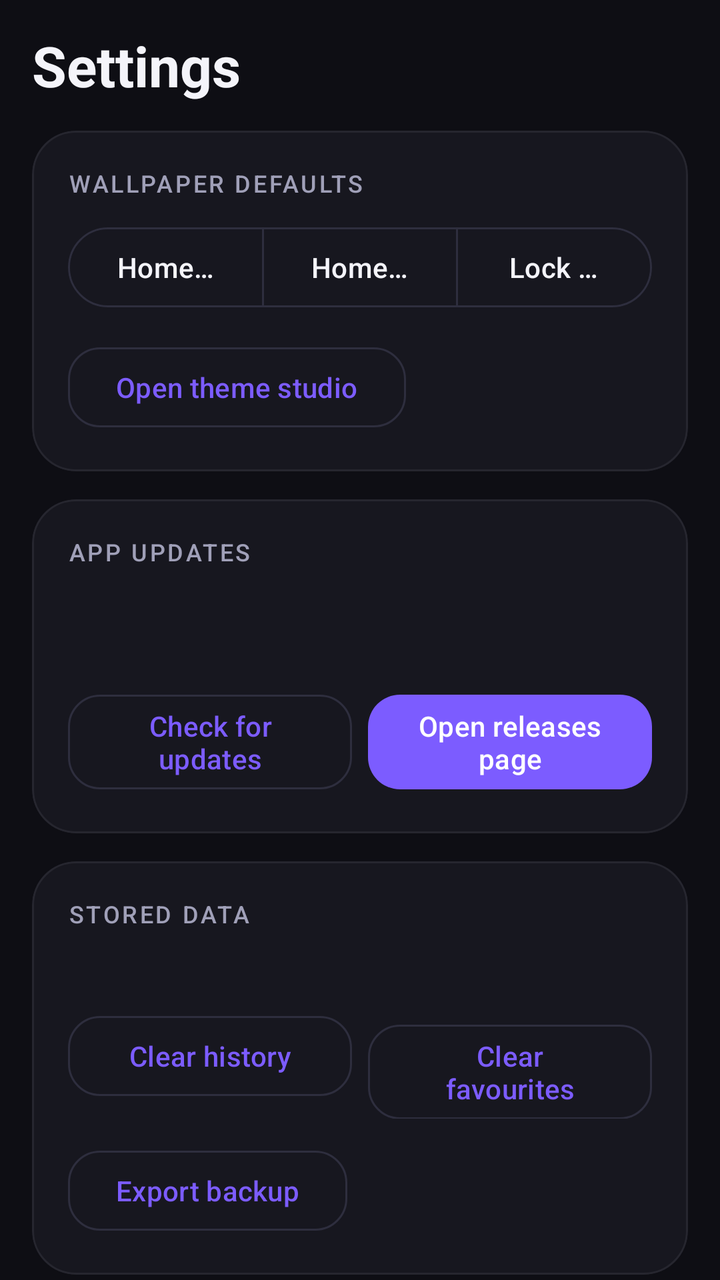
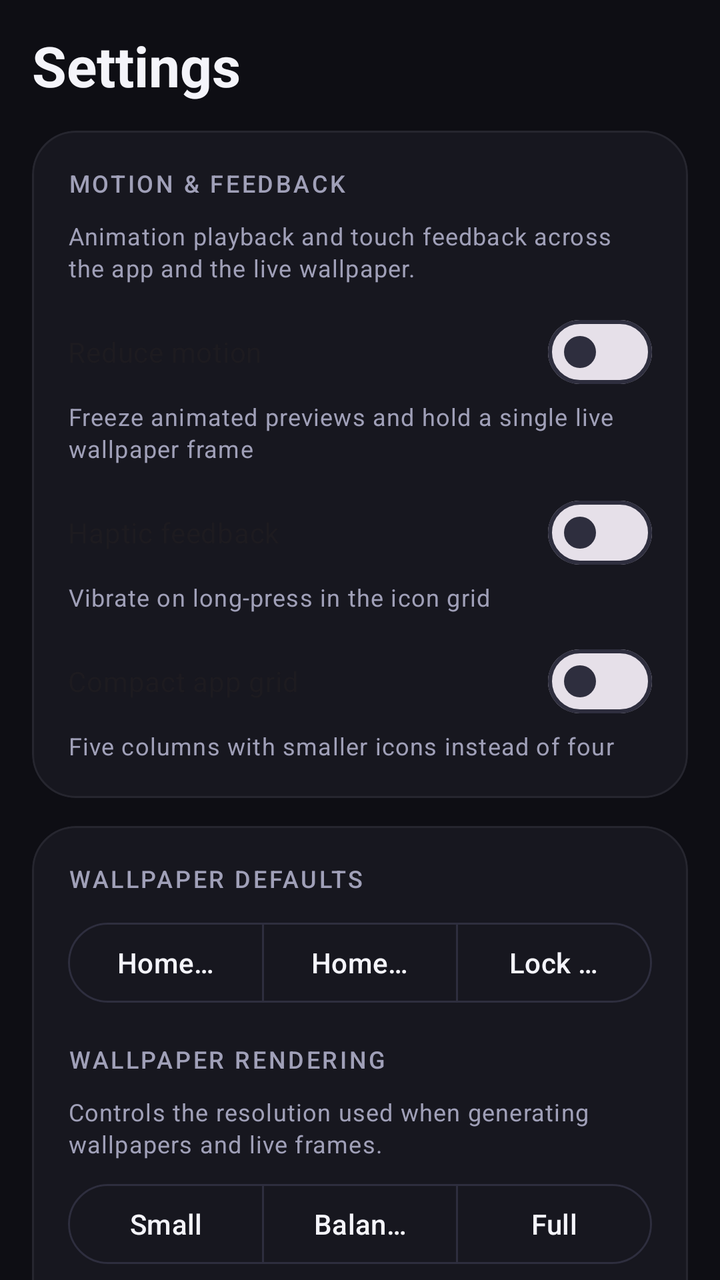

An Android layout rendered at two revisions. The XML below is the earlier revision; the diff shows what the commit changed to produce the second picture.
<!-- AndroidManifest.xml: application theme Theme.Fly.Dark -->
<!-- res/layout/fragment_settings.xml -->
<?xml version="1.0" encoding="utf-8"?>
<androidx.core.widget.NestedScrollView xmlns:android="http://schemas.android.com/apk/res/android"
    xmlns:app="http://schemas.android.com/apk/res-auto"
    android:layout_width="match_parent"
    android:layout_height="match_parent"
    android:clipToPadding="false"
    android:paddingLeft="16dp"
    android:paddingTop="8dp"
    android:paddingRight="16dp"
    android:paddingBottom="16dp">

    <LinearLayout
        android:layout_width="match_parent"
        android:layout_height="wrap_content"
        android:orientation="vertical">

        <TextView
            style="@style/Fly.Hero"
            android:text="@string/settings_title" />

        <com.google.android.material.card.MaterialCardView
            style="@style/Fly.Card"
            android:layout_marginTop="14dp">

            <LinearLayout
                android:layout_width="match_parent"
                android:layout_height="wrap_content"
                android:orientation="vertical"
                android:padding="18dp">

                <TextView
                    style="@style/Fly.Section"
                    android:text="@string/settings_wallpaper" />

                <com.google.android.material.button.MaterialButtonToggleGroup
                    android:id="@+id/settingsTargetGroup"
                    android:layout_width="match_parent"
                    android:layout_height="wrap_content"
                    app:selectionRequired="true"
                    app:singleSelection="true">

                    <com.google.android.material.button.MaterialButton
                        android:id="@+id/btnTargetBothSettings"
                        style="?attr/materialButtonOutlinedStyle"
                        android:layout_width="0dp"
                        android:layout_height="wrap_content"
                        android:layout_weight="1"
                        android:text="@string/target_both" />

                    <com.google.android.material.button.MaterialButton
                        android:id="@+id/btnTargetHomeSettings"
                        style="?attr/materialButtonOutlinedStyle"
                        android:layout_width="0dp"
                        android:layout_height="wrap_content"
                        android:layout_weight="1"
                        android:text="@string/target_home" />

                    <com.google.android.material.button.MaterialButton
                        android:id="@+id/btnTargetLockSettings"
                        style="?attr/materialButtonOutlinedStyle"
                        android:layout_width="0dp"
                        android:layout_height="wrap_content"
                        android:layout_weight="1"
                        android:text="@string/target_lock" />
                </com.google.android.material.button.MaterialButtonToggleGroup>

                <com.google.android.material.button.MaterialButton
                    android:id="@+id/btnOpenThemes"
                    style="@style/Fly.OutlinedButton"
                    android:layout_marginTop="12dp"
                    android:text="@string/btn_open_themes" />
            </LinearLayout>
        </com.google.android.material.card.MaterialCardView>

        <com.google.android.material.card.MaterialCardView style="@style/Fly.Card">

            <LinearLayout
                android:layout_width="match_parent"
                android:layout_height="wrap_content"
                android:orientation="vertical"
                android:padding="18dp">

                <TextView
                    style="@style/Fly.Section"
                    android:text="@string/settings_updates" />

                <TextView
                    android:id="@+id/txtUpdateStatus"
                    style="@style/Fly.Body" />

                <TextView
                    android:id="@+id/txtCurrentBuild"
                    style="@style/Fly.Caption"
                    android:layout_marginTop="4dp" />

                <ProgressBar
                    android:id="@+id/progressUpdate"
                    android:layout_width="24dp"
                    android:layout_height="24dp"
                    android:layout_marginTop="8dp"
                    android:indeterminateTint="?attr/colorPrimary"
                    android:visibility="gone" />

                <LinearLayout
                    android:layout_width="match_parent"
                    android:layout_height="wrap_content"
                    android:layout_marginTop="10dp"
                    android:orientation="horizontal">

                    <com.google.android.material.button.MaterialButton
                        android:id="@+id/btnCheckUpdates"
                        style="@style/Fly.OutlinedButton"
                        android:layout_width="0dp"
                        android:layout_weight="1"
                        android:text="@string/update_check_button" />

                    <com.google.android.material.button.MaterialButton
                        android:id="@+id/btnOpenRelease"
                        style="@style/Fly.PrimaryButton"
                        android:layout_width="0dp"
                        android:layout_marginStart="8dp"
                        android:layout_weight="1"
                        android:text="@string/update_open_releases" />
                </LinearLayout>
            </LinearLayout>
        </com.google.android.material.card.MaterialCardView>

        <com.google.android.material.card.MaterialCardView style="@style/Fly.Card">

            <LinearLayout
                android:layout_width="match_parent"
                android:layout_height="wrap_content"
                android:orientation="vertical"
                android:padding="18dp">

                <TextView
                    style="@style/Fly.Section"
                    android:text="@string/settings_data" />

                <TextView
                    android:id="@+id/txtDataSummary"
                    style="@style/Fly.Body" />

                <LinearLayout
                    android:layout_width="match_parent"
                    android:layout_height="wrap_content"
                    android:layout_marginTop="10dp"
                    android:orientation="horizontal">

                    <com.google.android.material.button.MaterialButton
                        android:id="@+id/btnClearHistory"
                        style="@style/Fly.OutlinedButton"
                        android:layout_width="0dp"
                        android:layout_weight="1"
                        android:text="@string/btn_clear_history" />

                    <com.google.android.material.button.MaterialButton
                        android:id="@+id/btnClearFavorites"
                        style="@style/Fly.OutlinedButton"
                        android:layout_width="0dp"
                        android:layout_marginStart="8dp"
                        android:layout_weight="1"
                        android:text="@string/btn_clear_favorites" />
                </LinearLayout>

                <com.google.android.material.button.MaterialButton
                    android:id="@+id/btnExportBackup"
                    style="@style/Fly.OutlinedButton"
                    android:layout_marginTop="12dp"
                    android:text="@string/backup_export" />
            </LinearLayout>
        </com.google.android.material.card.MaterialCardView>

        <com.google.android.material.card.MaterialCardView style="@style/Fly.Card">

            <LinearLayout
                android:layout_width="match_parent"
                android:layout_height="wrap_content"
                android:orientation="vertical"
                android:padding="18dp">

                <TextView
                    style="@style/Fly.Section"
                    android:text="@string/settings_about" />

                <TextView
                    android:id="@+id/txtVersion"
                    style="@style/Fly.Row" />

                <TextView
                    android:id="@+id/txtNativeVersion"
                    style="@style/Fly.Row" />

                <TextView
                    style="@style/Fly.Body"
                    android:layout_marginTop="8dp"
                    android:text="@string/about_body" />
            </LinearLayout>
        </com.google.android.material.card.MaterialCardView>

    </LinearLayout>
</androidx.core.widget.NestedScrollView>
<!-- resources referenced by this layout -->
<resources>
  <string name="about_body">Fly is a Kotlin, Java, XML, SQLite and C/C++ Android customization studio. All wallpapers are generated on device by libflycore.so — nothing is downloaded and no mock data is used.</string>
  <string name="backup_export">Export backup</string>
  <string name="btn_clear_favorites">Clear favourites</string>
  <string name="btn_clear_history">Clear history</string>
  <string name="btn_open_themes">Open theme studio</string>
  <string name="settings_about">About</string>
  <string name="settings_data">Stored data</string>
  <string name="settings_title">Settings</string>
  <string name="settings_updates">App updates</string>
  <string name="settings_wallpaper">Wallpaper defaults</string>
  <string name="target_both">Home + lock</string>
  <string name="target_home">Home screen</string>
  <string name="target_lock">Lock screen</string>
  <string name="update_check_button">Check for updates</string>
  <string name="update_open_releases">Open releases page</string>
  <style name="Fly.Caption" parent="TextAppearance.Material3.BodySmall">
          <item name="android:layout_width">wrap_content</item>
          <item name="android:layout_height">wrap_content</item>
          <item name="android:textColor">?attr/colorOnSurfaceVariant</item>
      </style>
  <style name="Fly.OutlinedButton" parent="Widget.Material3.Button.OutlinedButton">
          <item name="android:layout_width">wrap_content</item>
          <item name="android:layout_height">wrap_content</item>
          <item name="cornerRadius">16dp</item>
      </style>
  <style name="Fly.PrimaryButton" parent="Widget.Material3.Button">
          <item name="android:layout_width">wrap_content</item>
          <item name="android:layout_height">wrap_content</item>
          <item name="cornerRadius">16dp</item>
      </style>
  <color name="surface_dark">#0E0E14</color>
  <color name="surface_container_dark">#17171F</color>
  <color name="surface_container_high_dark">#1F1F2A</color>
  <color name="surface_variant_dark">#232330</color>
  <color name="on_surface_dark">#F4F4FA</color>
  <color name="on_surface_variant_dark">#A0A0B8</color>
  <color name="outline_dark">#2E2E3E</color>
  <color name="outline_variant_dark">#26262F</color>
  <color name="fly_brand">#7C5CFF</color>
  <color name="accent_on">#FFFFFF</color>
  <!-- unchanged entries left out for length: 7 -->
</resources>

<!-- the commit's change to res/layout/fragment_settings.xml (unified diff, before → after) -->
@@ -30,6 +30,57 @@
 
                 <TextView
                     style="@style/Fly.Section"
+                    android:text="@string/settings_motion" />
+
+                <TextView
+                    style="@style/Fly.Caption"
+                    android:text="@string/settings_motion_hint" />
+
+                <com.google.android.material.materialswitch.MaterialSwitch
+                    android:id="@+id/switchReduceMotion"
+                    android:layout_width="match_parent"
+                    android:layout_height="wrap_content"
+                    android:layout_marginTop="10dp"
+                    android:text="@string/motion_reduce" />
+
+                <TextView
+                    style="@style/Fly.Caption"
+                    android:text="@string/motion_reduce_hint" />
+
+                <com.google.android.material.materialswitch.MaterialSwitch
+                    android:id="@+id/switchHaptics"
+                    android:layout_width="match_parent"
+                    android:layout_height="wrap_content"
+                    android:layout_marginTop="10dp"
+                    android:text="@string/haptics" />
+
+                <TextView
+                    style="@style/Fly.Caption"
+                    android:text="@string/haptics_hint" />
+
+                <com.google.android.material.materialswitch.MaterialSwitch
+                    android:id="@+id/switchCompact"
+                    android:layout_width="match_parent"
+                    android:layout_height="wrap_content"
+                    android:layout_marginTop="10dp"
+                    android:text="@string/compact_grid" />
+
+                <TextView
+                    style="@style/Fly.Caption"
+                    android:text="@string/compact_grid_hint" />
+            </LinearLayout>
+        </com.google.android.material.card.MaterialCardView>
+
+        <com.google.android.material.card.MaterialCardView style="@style/Fly.Card">
+
+            <LinearLayout
+                android:layout_width="match_parent"
+                android:layout_height="wrap_content"
+                android:orientation="vertical"
+                android:padding="18dp">
+
+                <TextView
+                    style="@style/Fly.Section"
                     android:text="@string/settings_wallpaper" />
 
                 <com.google.android.material.button.MaterialButtonToggleGroup
@@ -62,12 +113,92 @@
                         android:layout_height="wrap_content"
                         android:layout_weight="1"
                         android:text="@string/target_lock" />
+                </com.google.android.material.button.MaterialButtonToggleGroup>
+
+                <TextView
+                    style="@style/Fly.Section"
+                    android:layout_marginTop="16dp"
+                    android:text="@string/settings_wallpaper_quality" />
+
+                <TextView
+                    style="@style/Fly.Caption"
+                    android:text="@string/settings_wallpaper_quality_hint" />
+
+                <com.google.android.material.button.MaterialButtonToggleGroup
+                    android:id="@+id/qualityGroup"
+                    android:layout_width="match_parent"
+                    android:layout_height="wrap_content"
+                    android:layout_marginTop="8dp"
+                    app:selectionRequired="true"
+                    app:singleSelection="true">
+
+                    <com.google.android.material.button.MaterialButton
+                        android:id="@+id/btnQualitySmall"
+                        style="?attr/materialButtonOutlinedStyle"
+                        android:layout_width="0dp"
+                        android:layout_height="wrap_content"
+                        android:layout_weight="1"
+                        android:text="@string/quality_small" />
+
+                    <com.google.android.material.button.MaterialButton
+                        android:id="@+id/btnQualityBalanced"
+                        style="?attr/materialButtonOutlinedStyle"
+                        android:layout_width="0dp"
+                        android:layout_height="wrap_content"
+                        android:layout_weight="1"
+                        android:text="@string/quality_balanced" />
+
+                    <com.google.android.material.button.MaterialButton
+                        android:id="@+id/btnQualityFull"
+                        style="?attr/materialButtonOutlinedStyle"
+                        android:layout_width="0dp"
+                        android:layout_height="wrap_content"
+                        android:layout_weight="1"
+                        android:text="@string/quality_full" />
+                </com.google.android.material.button.MaterialButtonToggleGroup>
+
+                <TextView
+                    style="@style/Fly.Section"
+                    android:layout_marginTop="16dp"
+                    android:text="@string/settings_live_fps" />
+
+                <com.google.android.material.button.MaterialButtonToggleGroup
+                    android:id="@+id/fpsGroup"
+                    android:layout_width="match_parent"
+                    android:layout_height="wrap_content"
+                    android:layout_marginTop="8dp"
+                    app:selectionRequired="true"
+                    app:singleSelection="true">
+
+                    <com.google.android.material.button.MaterialButton
+                        android:id="@+id/btnFpsBattery"
+                        style="?attr/materialButtonOutlinedStyle"
+                        android:layout_width="0dp"
+                        android:layout_height="wrap_content"
+                        android:layout_weight="1"
+                        android:text="@string/fps_battery" />
+
+                    <com.google.android.material.button.MaterialButton
+                        android:id="@+id/btnFpsBalanced"
+                        style="?attr/materialButtonOutlinedStyle"
+                        android:layout_width="0dp"
+                        android:layout_height="wrap_content"
+                        android:layout_weight="1"
+                        android:text="@string/fps_balanced" />
+
+                    <com.google.android.material.button.MaterialButton
+                        android:id="@+id/btnFpsSmooth"
+                        style="?attr/materialButtonOutlinedStyle"
+                        android:layout_width="0dp"
+                        android:layout_height="wrap_content"
+                        android:layout_weight="1"
+                        android:text="@string/fps_smooth" />
                 </com.google.android.material.button.MaterialButtonToggleGroup>
 
                 <com.google.android.material.button.MaterialButton
                     android:id="@+id/btnOpenThemes"
                     style="@style/Fly.OutlinedButton"
-                    android:layout_marginTop="12dp"
+                    android:layout_marginTop="14dp"
                     android:text="@string/btn_open_themes" />
             </LinearLayout>
         </com.google.android.material.card.MaterialCardView>
@@ -122,6 +253,17 @@
                         android:layout_weight="1"
                         android:text="@string/update_open_releases" />
                 </LinearLayout>
+
+                <com.google.android.material.materialswitch.MaterialSwitch
+                    android:id="@+id/switchUpdateOnLaunch"
+                    android:layout_width="match_parent"
+                    android:layout_height="wrap_content"
+                    android:layout_marginTop="10dp"
+                    android:text="@string/check_updates_launch" />
+
+                <TextView
+                    style="@style/Fly.Caption"
+                    android:text="@string/check_updates_launch_hint" />
             </LinearLayout>
         </com.google.android.material.card.MaterialCardView>
 
@@ -141,6 +283,15 @@
                     android:id="@+id/txtDataSummary"
                     style="@style/Fly.Body" />
 
+                <TextView
+                    style="@style/Fly.Section"
+                    android:layout_marginTop="14dp"
+                    android:text="@string/settings_storage" />
+
+                <TextView
+                    android:id="@+id/txtStorageSummary"
+                    style="@style/Fly.Body" />
+
                 <LinearLayout
                     android:layout_width="match_parent"
                     android:layout_height="wrap_content"
@@ -163,11 +314,45 @@
                         android:text="@string/btn_clear_favorites" />
                 </LinearLayout>
 
+                <LinearLayout
+                    android:layout_width="match_parent"
+                    android:layout_height="wrap_content"
+                    android:layout_marginTop="8dp"
+                    android:orientation="horizontal">
+
+                    <com.google.android.material.button.MaterialButton
+                        android:id="@+id/btnExportBackup"
+                        style="@style/Fly.OutlinedButton"
+                        android:layout_width="0dp"
+                        android:layout_weight="1"
+                        android:text="@string/backup_export" />
+
+                    <com.google.android.material.button.MaterialButton
+                        android:id="@+id/btnImportBackup"
+                        style="@style/Fly.OutlinedButton"
+                        android:layout_width="0dp"
+                        android:layout_marginStart="8dp"
+                        android:layout_weight="1"
+                        android:text="@string/backup_import" />
+                </LinearLayout>
+
                 <com.google.android.material.button.MaterialButton
-                    android:id="@+id/btnExportBackup"
+                    android:id="@+id/btnClearCustomIcons"
                     style="@style/Fly.OutlinedButton"
+                    android:layout_marginTop="8dp"
+                    android:text="@string/btn_clear_custom_icons" />
+
+                <com.google.android.material.button.MaterialButton
+                    android:id="@+id/btnClearPreviews"
+                    style="@style/Fly.OutlinedButton"
+                    android:layout_marginTop="8dp"
+                    android:text="@string/btn_clear_previews" />
+
+                <com.google.android.material.button.MaterialButton
+                    android:id="@+id/btnResetAll"
+                    style="@style/Fly.PrimaryButton"
                     android:layout_marginTop="12dp"
-                    android:text="@string/backup_export" />
+                    android:text="@string/btn_reset_all" />
             </LinearLayout>
         </com.google.android.material.card.MaterialCardView>
 
<!-- resource entries referenced after the edit -->
@@ -1,15 +1,39 @@
 <!-- resources referenced by this layout -->
 <resources>
-  <string name="about_body">Fly is a Kotlin, Java, XML, SQLite and C/C++ Android customization studio. All wallpapers are generated on device by libflycore.so — nothing is downloaded and no mock data is used.</string>
+  <string name="about_body">Fly is a Kotlin, Java, XML, SQLite and C/C++ Android customization studio. All wallpapers — static and animated — are generated on device by libflycore.so. Nothing is downloaded and no mock data is used.</string>
   <string name="backup_export">Export backup</string>
+  <string name="backup_import">Import backup</string>
+  <string name="btn_clear_custom_icons">Remove custom icons</string>
   <string name="btn_clear_favorites">Clear favourites</string>
   <string name="btn_clear_history">Clear history</string>
+  <string name="btn_clear_previews">Clear preview cache</string>
   <string name="btn_open_themes">Open theme studio</string>
+  <string name="btn_reset_all">Reset everything</string>
+  <string name="check_updates_launch">Check for updates when Fly opens</string>
+  <string name="check_updates_launch_hint">Uses the GitHub releases API over the network</string>
+  <string name="compact_grid">Compact app grid</string>
+  <string name="compact_grid_hint">Five columns with smaller icons instead of four</string>
+  <string name="fps_balanced">Balanced</string>
+  <string name="fps_battery">Battery</string>
+  <string name="fps_smooth">Smooth</string>
+  <string name="haptics">Haptic feedback</string>
+  <string name="haptics_hint">Vibrate on long-press in the icon grid</string>
+  <string name="motion_reduce">Reduce motion</string>
+  <string name="motion_reduce_hint">Freeze animated previews and hold a single live wallpaper frame</string>
+  <string name="quality_balanced">Balanced</string>
+  <string name="quality_full">Full</string>
+  <string name="quality_small">Small</string>
   <string name="settings_about">About</string>
   <string name="settings_data">Stored data</string>
+  <string name="settings_live_fps">Live wallpaper frame rate</string>
+  <string name="settings_motion">Motion &amp; feedback</string>
+  <string name="settings_motion_hint">Animation playback and touch feedback across the app and the live wallpaper.</string>
+  <string name="settings_storage">Storage</string>
   <string name="settings_title">Settings</string>
   <string name="settings_updates">App updates</string>
   <string name="settings_wallpaper">Wallpaper defaults</string>
+  <string name="settings_wallpaper_quality">Wallpaper rendering</string>
+  <string name="settings_wallpaper_quality_hint">Controls the resolution used when generating wallpapers and live frames.</string>
   <string name="target_both">Home + lock</string>
   <string name="target_home">Home screen</string>
   <string name="target_lock">Lock screen</string>
